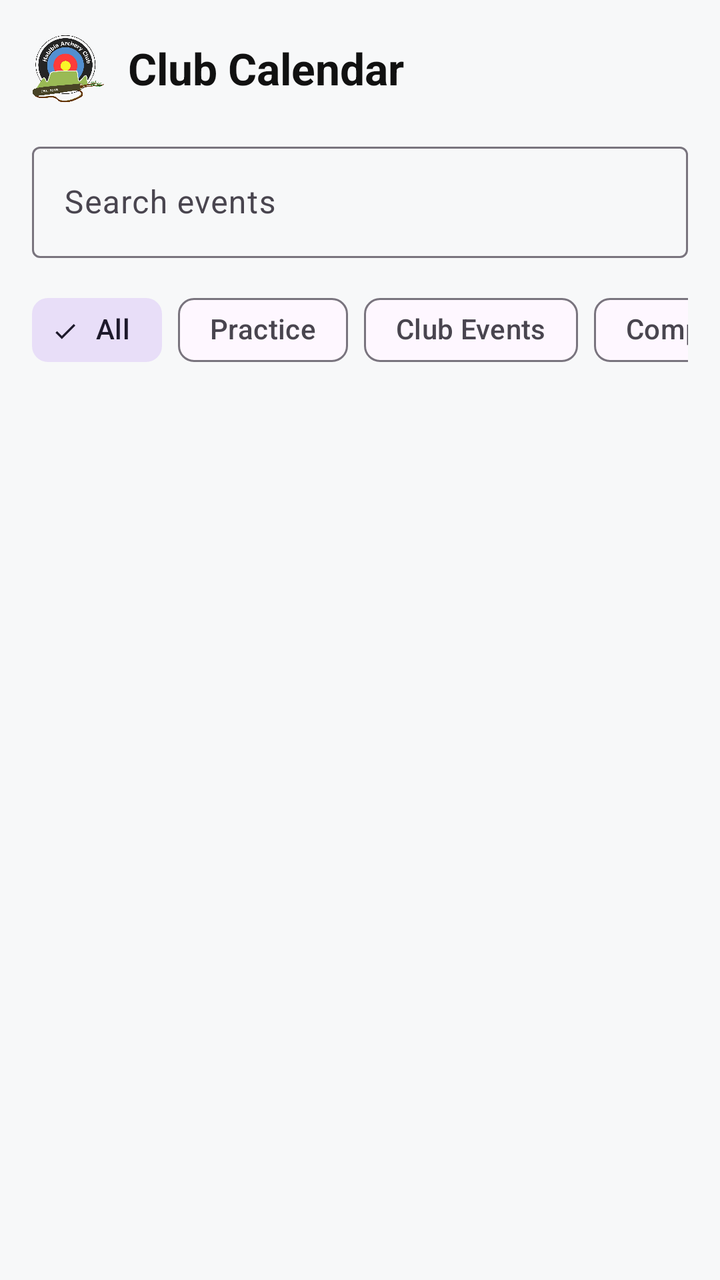
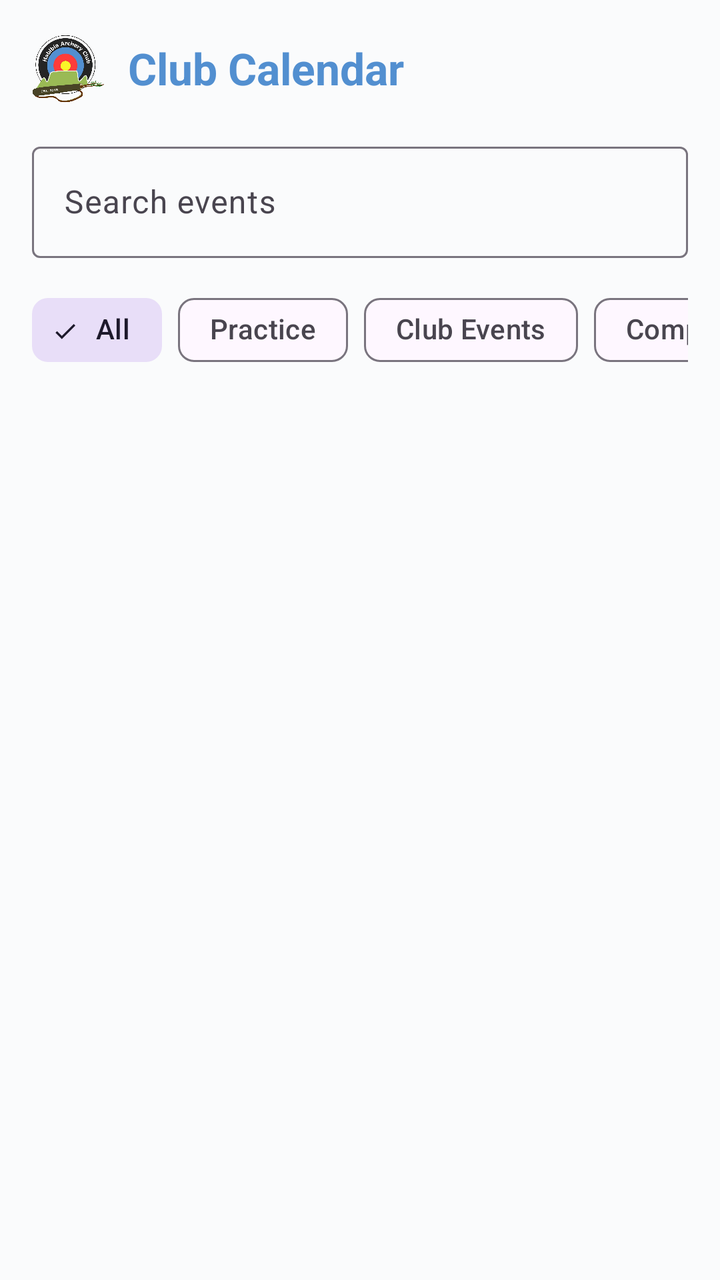

Screens rendered from an Android XML layout before and after an edit, with the pre-edit source and the edit as a unified diff.
<!-- AndroidManifest.xml: application theme Theme.HACPrototype -->
<!-- res/layout/fragment_club_calendar.xml -->
<?xml version="1.0" encoding="utf-8"?>
<LinearLayout xmlns:android="http://schemas.android.com/apk/res/android"
    xmlns:app="http://schemas.android.com/apk/res-auto"
    android:layout_width="match_parent"
    android:layout_height="match_parent"
    android:background="@color/habibia_background"
    android:orientation="vertical">

    <LinearLayout
        android:layout_width="match_parent"
        android:layout_height="wrap_content"
        android:gravity="center_vertical"
        android:orientation="horizontal"
        android:padding="16dp">

        <ImageView
            android:layout_width="36dp"
            android:layout_height="36dp"
            android:contentDescription="@string/cd_logo"
            android:src="@drawable/logo" />

        <TextView
            style="@style/Text.Habibia.Title"
            android:layout_width="0dp"
            android:layout_height="wrap_content"
            android:layout_marginStart="12dp"
            android:layout_weight="1"
            android:text="Club Calendar" />
    </LinearLayout>

    <com.google.android.material.textfield.TextInputLayout
        style="@style/Widget.Material3.TextInputLayout.OutlinedBox"
        android:layout_width="match_parent"
        android:layout_height="wrap_content"
        android:layout_marginStart="16dp"
        android:layout_marginEnd="16dp"
        android:hint="Search events">

        <com.google.android.material.textfield.TextInputEditText
            android:id="@+id/searchEventsInput"
            android:layout_width="match_parent"
            android:layout_height="wrap_content"
            android:imeOptions="actionSearch"
            android:inputType="text" />
    </com.google.android.material.textfield.TextInputLayout>

    <HorizontalScrollView
        android:layout_width="match_parent"
        android:layout_height="wrap_content"
        android:layout_marginTop="12dp"
        android:paddingStart="16dp"
        android:paddingEnd="16dp"
        android:scrollbars="none">

        <com.google.android.material.chip.ChipGroup
            android:id="@+id/eventFilterGroup"
            android:layout_width="wrap_content"
            android:layout_height="wrap_content"
            app:singleSelection="true">

            <com.google.android.material.chip.Chip
                android:id="@+id/filterAll"
                style="@style/Widget.Material3.Chip.Filter"
                android:layout_width="wrap_content"
                android:layout_height="wrap_content"
                android:checked="true"
                android:text="All" />

            <com.google.android.material.chip.Chip
                android:id="@+id/filterPractice"
                style="@style/Widget.Material3.Chip.Filter"
                android:layout_width="wrap_content"
                android:layout_height="wrap_content"
                android:text="Practice" />

            <com.google.android.material.chip.Chip
                android:id="@+id/filterEvents"
                style="@style/Widget.Material3.Chip.Filter"
                android:layout_width="wrap_content"
                android:layout_height="wrap_content"
                android:text="Club Events" />

            <com.google.android.material.chip.Chip
                android:id="@+id/filterCompetitions"
                style="@style/Widget.Material3.Chip.Filter"
                android:layout_width="wrap_content"
                android:layout_height="wrap_content"
                android:text="Competitions" />
        </com.google.android.material.chip.ChipGroup>
    </HorizontalScrollView>

    <ScrollView
        android:layout_width="match_parent"
        android:layout_height="0dp"
        android:layout_marginTop="8dp"
        android:layout_weight="1">

        <LinearLayout
            android:id="@+id/eventsListContainer"
            android:layout_width="match_parent"
            android:layout_height="wrap_content"
            android:orientation="vertical"
            android:padding="16dp" />
    </ScrollView>
</LinearLayout>
<!-- resources referenced by this layout -->
<resources>
  <color name="habibia_background">#FFF7F8F9</color>
  <!-- drawable logo: png bitmap (drawable, 632615 bytes) -->
  <string name="cd_logo">Habibia Archery Club logo</string>
  <style name="Text.Habibia.Title" parent="TextAppearance.Material3.TitleLarge">
          <item name="android:textColor">@color/habibia_text_primary</item>
          <item name="android:textStyle">bold</item>
      </style>
  <style name="Theme.HACPrototype" parent="Base.Theme.HACPrototype" />
  <color name="habibia_text_primary">#FF111111</color>
  <style name="Base.Theme.HACPrototype" parent="Theme.Material3.Light.NoActionBar">
          <item name="colorPrimary">@color/habibia_red</item>
          <item name="colorOnPrimary">@color/habibia_text_on_dark</item>
          <item name="colorSecondary">@color/habibia_blue</item>
          <item name="colorOnSecondary">@color/habibia_text_primary</item>
          <item name="colorTertiary">@color/habibia_green</item>
          <item name="android:statusBarColor">@color/habibia_black</item>
          <item name="android:navigationBarColor">@color/habibia_surface</item>
          <item name="android:windowBackground">@color/habibia_background</item>
          <item name="materialCardViewStyle">@style/Widget.Habibia.Card</item>
          <item name="bottomNavigationStyle">@style/Widget.Habibia.BottomNav</item>
          <item name="materialButtonStyle">@style/Widget.Habibia.Button</item>
      </style>
  <color name="habibia_red">#FFE52321</color>
  <color name="habibia_text_on_dark">#FFFFFFFF</color>
  <color name="habibia_blue">#FF4EBCEB</color>
  <color name="habibia_green">#FF6CCF73</color>
  <color name="habibia_black">#FF111111</color>
  <color name="habibia_surface">#FFFFFFFF</color>
  <style name="Widget.Habibia.Card" parent="Widget.Material3.CardView.Elevated">
          <item name="cardBackgroundColor">@color/habibia_surface</item>
          <item name="cardCornerRadius">@dimen/radius_md</item>
          <item name="cardElevation">@dimen/card_elevation</item>
          <item name="strokeWidth">0dp</item>
      </style>
  <style name="Widget.Habibia.BottomNav" parent="Widget.Material3.BottomNavigationView">
          <item name="backgroundTint">@color/habibia_surface</item>
          <item name="itemIconTint">@color/habibia_bottom_nav_color</item>
          <item name="itemTextColor">@color/habibia_bottom_nav_color</item>
          <item name="itemActiveIndicatorStyle">@style/Widget.Habibia.BottomNav.ActiveIndicator</item>
          <item name="labelVisibilityMode">labeled</item>
          <item name="elevation">8dp</item>
      </style>
  <style name="Widget.Habibia.Button" parent="Widget.Material3.Button">
          <item name="backgroundTint">@color/habibia_red</item>
          <item name="android:textColor">@color/habibia_text_on_dark</item>
          <item name="cornerRadius">@dimen/radius_sm</item>
          <item name="android:minHeight">@dimen/touch_min</item>
      </style>
  <dimen name="radius_md">12dp</dimen>
  <dimen name="card_elevation">2dp</dimen>
  <style name="Widget.Habibia.BottomNav.ActiveIndicator" parent="Widget.Material3.BottomNavigationView.ActiveIndicator">
          <item name="android:color">#33E52321</item>
      </style>
  <dimen name="radius_sm">8dp</dimen>
  <dimen name="touch_min">48dp</dimen>
</resources>

<!-- the commit's change to res/layout/fragment_club_calendar.xml (unified diff, before → after) -->
@@ -3,7 +3,7 @@
     xmlns:app="http://schemas.android.com/apk/res-auto"
     android:layout_width="match_parent"
     android:layout_height="match_parent"
-    android:background="@color/habibia_background"
+    android:background="@android:color/transparent"
     android:orientation="vertical">
 
     <LinearLayout
<!-- resource entries referenced after the edit -->
@@ -1,32 +1,38 @@
 <!-- resources referenced by this layout -->
 <resources>
-  <color name="habibia_background">#FFF7F8F9</color>
+  <color name="habibia_background">#FFFAFBFC</color>
   <!-- drawable logo: png bitmap (drawable, 632615 bytes) -->
   <string name="cd_logo">Habibia Archery Club logo</string>
   <style name="Text.Habibia.Title" parent="TextAppearance.Material3.TitleLarge">
-          <item name="android:textColor">@color/habibia_text_primary</item>
+          <item name="android:textColor">@color/habibia_blue</item>
           <item name="android:textStyle">bold</item>
+          <item name="android:fontFamily">sans-serif-medium</item>
       </style>
   <style name="Theme.HACPrototype" parent="Base.Theme.HACPrototype" />
-  <color name="habibia_text_primary">#FF111111</color>
+  <color name="habibia_text_primary">#FF000000</color>
   <style name="Base.Theme.HACPrototype" parent="Theme.Material3.Light.NoActionBar">
-          <item name="colorPrimary">@color/habibia_red</item>
-          <item name="colorOnPrimary">@color/habibia_text_on_dark</item>
+          <item name="colorPrimary">@color/habibia_green</item>
+          <item name="colorOnPrimary">@color/habibia_text_on_green</item>
           <item name="colorSecondary">@color/habibia_blue</item>
-          <item name="colorOnSecondary">@color/habibia_text_primary</item>
-          <item name="colorTertiary">@color/habibia_green</item>
+          <item name="colorOnSecondary">@color/habibia_text_on_dark</item>
+          <item name="colorTertiary">@color/habibia_red</item>
+          <item name="colorError">@color/habibia_red</item>
           <item name="android:statusBarColor">@color/habibia_black</item>
           <item name="android:navigationBarColor">@color/habibia_surface</item>
           <item name="android:windowBackground">@color/habibia_background</item>
+          <item name="android:textColorPrimary">@color/habibia_text_primary</item>
+          <item name="android:fontFamily">sans-serif</item>
           <item name="materialCardViewStyle">@style/Widget.Habibia.Card</item>
           <item name="bottomNavigationStyle">@style/Widget.Habibia.BottomNav</item>
           <item name="materialButtonStyle">@style/Widget.Habibia.Button</item>
+          <item name="colorControlActivated">@color/habibia_blue</item>
       </style>
-  <color name="habibia_red">#FFE52321</color>
+  <color name="habibia_red">#FFFE3B3A</color>
   <color name="habibia_text_on_dark">#FFFFFFFF</color>
-  <color name="habibia_blue">#FF4EBCEB</color>
-  <color name="habibia_green">#FF6CCF73</color>
-  <color name="habibia_black">#FF111111</color>
+  <color name="habibia_blue">#FF528FD0</color>
+  <color name="habibia_green">#FF9ABA55</color>
+  <color name="habibia_text_on_green">#FF000000</color>
+  <color name="habibia_black">#FF000000</color>
   <color name="habibia_surface">#FFFFFFFF</color>
   <style name="Widget.Habibia.Card" parent="Widget.Material3.CardView.Elevated">
           <item name="cardBackgroundColor">@color/habibia_surface</item>
@@ -43,15 +49,17 @@
           <item name="elevation">8dp</item>
       </style>
   <style name="Widget.Habibia.Button" parent="Widget.Material3.Button">
-          <item name="backgroundTint">@color/habibia_red</item>
-          <item name="android:textColor">@color/habibia_text_on_dark</item>
+          <item name="backgroundTint">@color/habibia_green</item>
+          <item name="android:textColor">@color/habibia_text_on_green</item>
           <item name="cornerRadius">@dimen/radius_sm</item>
           <item name="android:minHeight">@dimen/touch_min</item>
+          <item name="android:textAllCaps">false</item>
+          <item name="android:fontFamily">sans-serif-medium</item>
       </style>
   <dimen name="radius_md">12dp</dimen>
   <dimen name="card_elevation">2dp</dimen>
   <style name="Widget.Habibia.BottomNav.ActiveIndicator" parent="Widget.Material3.BottomNavigationView.ActiveIndicator">
-          <item name="android:color">#33E52321</item>
+          <item name="android:color">#339ABA55</item>
       </style>
   <dimen name="radius_sm">8dp</dimen>
   <dimen name="touch_min">48dp</dimen>
